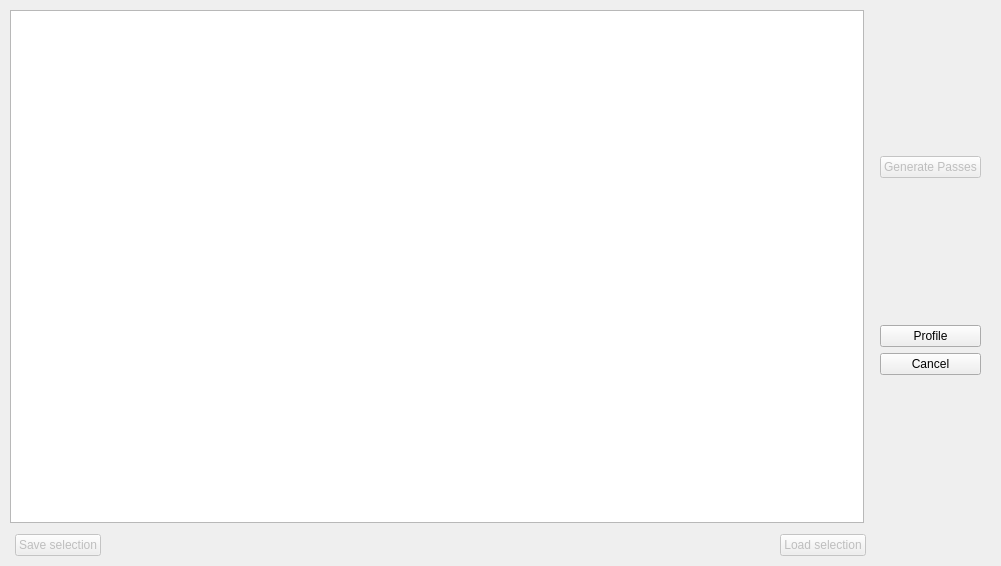
The window that gui/ui/metric_selection.ui (trtt/apitrace) describes before a commit, drawn with Qt 5.
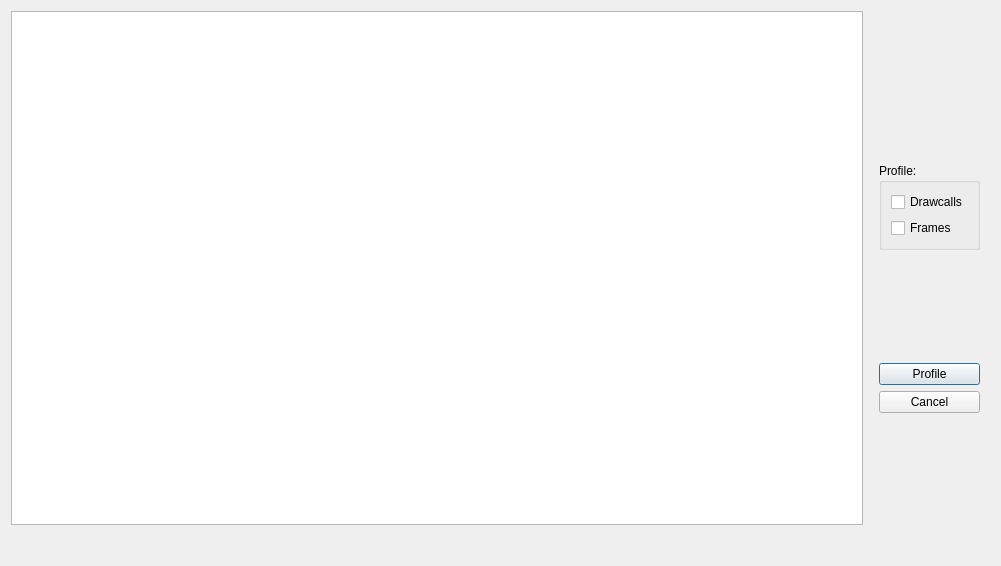
The same window after the commit.

Commit message:
Frame metrics data models
Needed before frame view is ready

Patch:
```diff
--- a/gui/ui/metric_selection.ui
+++ b/gui/ui/metric_selection.ui
@@ -13,15 +13,8 @@
   <property name="windowTitle">
    <string>Dialog</string>
   </property>
-  <widget class="QWidget" name="layoutWidget">
-   <property name="geometry">
-    <rect>
-     <x>10</x>
-     <y>10</y>
-     <width>981</width>
-     <height>551</height>
-    </rect>
-   </property>
+  <layout class="QVBoxLayout" name="verticalLayout_3">
+   <item>
    <layout class="QVBoxLayout" name="verticalLayout_2">
     <property name="sizeConstraint">
      <enum>QLayout::SetDefaultConstraint</enum>
@@ -33,6 +26,9 @@
       </item>
       <item>
        <layout class="QVBoxLayout" name="verticalLayout">
+         <property name="sizeConstraint">
+          <enum>QLayout::SetDefaultConstraint</enum>
+         </property>
         <property name="leftMargin">
          <number>10</number>
         </property>
@@ -46,13 +42,60 @@
          <number>5</number>
         </property>
         <item>
-         <widget class="QPushButton" name="pushButton">
-          <property name="enabled">
+          <spacer name="verticalSpacer">
+           <property name="orientation">
+            <enum>Qt::Vertical</enum>
+           </property>
+           <property name="sizeType">
+            <enum>QSizePolicy::Preferred</enum>
+           </property>
+           <property name="sizeHint" stdset="0">
+            <size>
+             <width>20</width>
+             <height>40</height>
+            </size>
+           </property>
+          </spacer>
+         </item>
+         <item>
+          <widget class="QGroupBox" name="groupBox">
+           <property name="sizePolicy">
+            <sizepolicy hsizetype="Preferred" vsizetype="Fixed">
+             <horstretch>0</horstretch>
+             <verstretch>0</verstretch>
+            </sizepolicy>
+           </property>
+           <property name="title">
+            <string>Profile:</string>
+           </property>
+           <layout class="QVBoxLayout" name="verticalLayout_5">
+            <property name="spacing">
+             <number>6</number>
+            </property>
+            <property name="sizeConstraint">
+             <enum>QLayout::SetDefaultConstraint</enum>
+            </property>
+            <item>
+             <widget class="QCheckBox" name="check_drawcalls">
+              <property name="text">
+               <string>Drawcalls</string>
+              </property>
+              <property name="checked">
            <bool>false</bool>
           </property>
+              <property name="autoExclusive">
+               <bool>false</bool>
+              </property>
+             </widget>
+            </item>
+            <item>
+             <widget class="QCheckBox" name="check_frames">
           <property name="text">
-           <string>Generate Passes</string>
-          </property>
+               <string>Frames</string>
+              </property>
+             </widget>
+            </item>
+           </layout>
          </widget>
         </item>
         <item>
@@ -100,22 +143,6 @@
       <property name="bottomMargin">
        <number>5</number>
       </property>
-      <item>
-       <widget class="QPushButton" name="pushButton_4">
-        <property name="enabled">
-         <bool>false</bool>
-        </property>
-        <property name="sizePolicy">
-         <sizepolicy hsizetype="Fixed" vsizetype="Fixed">
-          <horstretch>0</horstretch>
-          <verstretch>0</verstretch>
-         </sizepolicy>
-        </property>
-        <property name="text">
-         <string>Save selection</string>
-        </property>
-       </widget>
-      </item>
       <item>
        <spacer name="horizontalSpacer_2">
         <property name="orientation">
@@ -129,42 +156,11 @@
         </property>
        </spacer>
       </item>
-      <item>
-       <widget class="QPushButton" name="pushButton_5">
-        <property name="enabled">
-         <bool>false</bool>
-        </property>
-        <property name="sizePolicy">
-         <sizepolicy hsizetype="Fixed" vsizetype="Fixed">
-          <horstretch>0</horstretch>
-          <verstretch>0</verstretch>
-         </sizepolicy>
-        </property>
-        <property name="text">
-         <string>Load selection</string>
-        </property>
-       </widget>
-      </item>
-      <item>
-       <spacer name="horizontalSpacer">
-        <property name="orientation">
-         <enum>Qt::Horizontal</enum>
-        </property>
-        <property name="sizeType">
-         <enum>QSizePolicy::Minimum</enum>
-        </property>
-        <property name="sizeHint" stdset="0">
-         <size>
-          <width>120</width>
-          <height>20</height>
-         </size>
-        </property>
-       </spacer>
-      </item>
+      </layout>
+     </item>
      </layout>
     </item>
    </layout>
-  </widget>
  </widget>
  <resources/>
  <connections>
```
Lines whose indentation alone changed are shown as unchanged. The commit also changes 10 other files.
